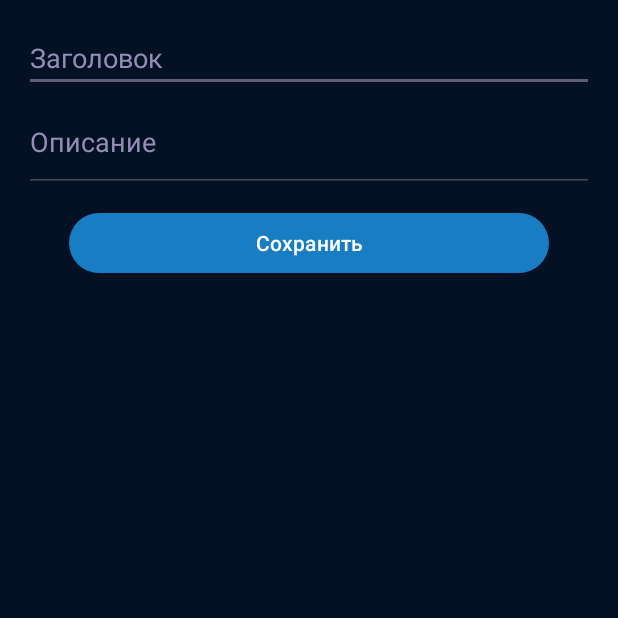
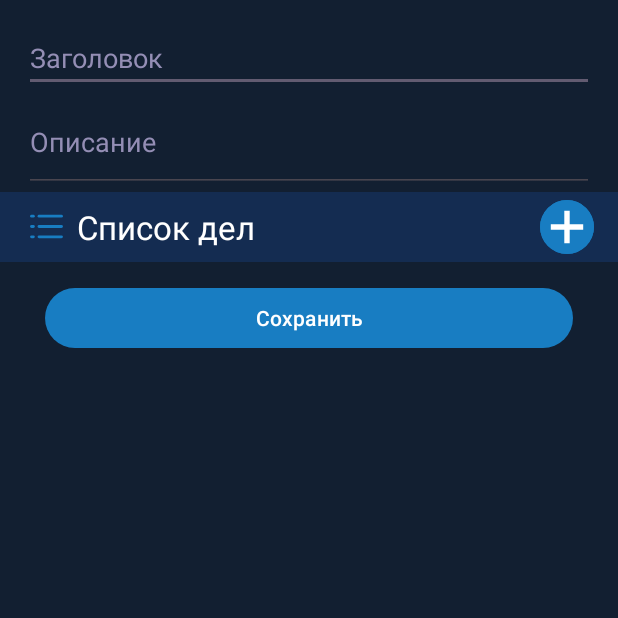
Before and after one commit to ThinDrew/PocketOrganizer, an Android app: the NoteEditorActivity screen opened directly, with no data from a screen before it, on a phone screen of 412 x 824 dp, the top half of it. Run offline under Robolectric (Android 15) with nearby library versions, the phone set to English and light mode, and no system bars; our stand-ins replace Room's generated code.

Commit message:
Создан список дел для заметок
Добавлены Vector Asset'ы для одного дела в списке дел.
Создана разметка для одного дела в списке дел.

Добавлен раздел в редакторе заметки для списка дел. Также
добавлен RecyclerView для отображения списка дел. Для него
был написан адаптер.

```diff
--- a/app/src/main/java/com/example/pocketorganizer/activity/NoteEditorActivity.java
+++ b/app/src/main/java/com/example/pocketorganizer/activity/NoteEditorActivity.java
@@ -8,10 +8,17 @@ import android.widget.EditText;
 
 import androidx.appcompat.app.AlertDialog;
 import androidx.appcompat.app.AppCompatActivity;
+import androidx.recyclerview.widget.LinearLayoutManager;
+import androidx.recyclerview.widget.RecyclerView;
 
 import com.example.pocketorganizer.R;
+import com.example.pocketorganizer.adapter.ToDoItemAdapter;
 import com.example.pocketorganizer.database.AppDatabase;
 import com.example.pocketorganizer.model.Note;
+import com.example.pocketorganizer.model.ToDoItem;
+
+import java.util.ArrayList;
+import java.util.List;
 
 public class NoteEditorActivity extends AppCompatActivity {
 
@@ -38,6 +45,13 @@ public class NoteEditorActivity extends AppCompatActivity {
         descriptionEditText = findViewById(R.id.descriptionEditText);
         Button saveButton = findViewById(R.id.saveButton);
         Button deleteButton = findViewById(R.id.deleteNoteButton);
+
+        List<ToDoItem> toDoList = new ArrayList<>();
+
+        RecyclerView recyclerView = findViewById(R.id.toDoRecyclerView);
+        recyclerView.setLayoutManager(new LinearLayoutManager(this));
+        ToDoItemAdapter toDoItemAdapter = new ToDoItemAdapter(this, toDoList);
+        recyclerView.setAdapter(toDoItemAdapter);
 
         Intent intent = getIntent();
         String noteDate = intent.getStringExtra("noteDate");
--- /dev/null
+++ b/app/src/main/java/com/example/pocketorganizer/adapter/ToDoItemAdapter.java
@@ -0,0 +1,73 @@
+package com.example.pocketorganizer.adapter;
+
+import android.content.Context;
+import android.view.LayoutInflater;
+import android.view.View;
+import android.view.ViewGroup;
+import android.widget.EditText;
+import android.widget.ImageButton;
+
+import androidx.annotation.NonNull;
+import androidx.recyclerview.widget.RecyclerView;
+
+import com.example.pocketorganizer.R;
+import com.example.pocketorganizer.model.ToDoItem;
+
+import java.util.List;
+
+public class ToDoItemAdapter extends RecyclerView.Adapter<ToDoItemAdapter.ToDoItemViewHolder> {
+
+    private List<ToDoItem> toDoList;
+    private Context context;
+
+    public static class ToDoItemViewHolder extends RecyclerView.ViewHolder {
+
+        EditText toDoEditText;
+        ImageButton checkSquareButton;
+        ImageButton deleteToDoButton;
+
+        public ToDoItemViewHolder(View itemView) {
+            super(itemView);
+            toDoEditText = itemView.findViewById(R.id.toDoEditText);
+            checkSquareButton = itemView.findViewById(R.id.checkSquareButton);
+            deleteToDoButton = itemView.findViewById(R.id.deleteToDoButton);
+        }
+    }
+
+    public ToDoItemAdapter(Context context, List<ToDoItem> toDoList) {
+        this.context = context;
+        this.toDoList = toDoList;
+    }
+
+    @NonNull
+    @Override
+    public ToDoItemViewHolder onCreateViewHolder(@NonNull ViewGroup parent, int viewType) {
+        View view = LayoutInflater.from(context).inflate(R.layout.todo_item, parent, false);
+        return new ToDoItemViewHolder(view);
+    }
+
+    @Override
+    public void onBindViewHolder(ToDoItemViewHolder holder, int position) {
+        ToDoItem toDoItem = toDoList.get(position);
+        holder.toDoEditText.setText(toDoItem.getDescription());
+
+        holder.deleteToDoButton.setOnClickListener(v -> {
+            toDoList.remove(position);
+            notifyItemRemoved(position);
+            notifyItemRangeChanged(position, toDoList.size());
+        });
+
+        holder.checkSquareButton.setOnClickListener(v -> {
+            toDoItem.complete();
+            if (toDoItem.isCompleted())
+                holder.checkSquareButton.setBackgroundResource(R.drawable.check_square_checked);
+            else
+                holder.checkSquareButton.setBackgroundResource(R.drawable.check_square);
+        });
+    }
+
+    @Override
+    public int getItemCount() {
+        return toDoList.size();
+    }
+}
--- /dev/null
+++ b/app/src/main/res/drawable/check_square.xml
@@ -0,0 +1,13 @@
+<vector xmlns:android="http://schemas.android.com/apk/res/android"
+    android:width="24dp"
+    android:height="24dp"
+    android:viewportWidth="24"
+    android:viewportHeight="24">
+  <path
+      android:pathData="M3,9.4C3,7.16 3,6.04 3.436,5.184C3.819,4.431 4.431,3.819 5.184,3.436C6.04,3 7.16,3 9.4,3H14.6C16.84,3 17.96,3 18.816,3.436C19.569,3.819 20.181,4.431 20.564,5.184C21,6.04 21,7.16 21,9.4V14.6C21,16.84 21,17.96 20.564,18.816C20.181,19.569 19.569,20.181 18.816,20.564C17.96,21 16.84,21 14.6,21H9.4C7.16,21 6.04,21 5.184,20.564C4.431,20.181 3.819,19.569 3.436,18.816C3,17.96 3,16.84 3,14.6V9.4Z"
+      android:strokeLineJoin="round"
+      android:strokeWidth="1.5"
+      android:fillColor="#00000000"
+      android:strokeColor="#948EB5"
+      android:strokeLineCap="round"/>
+</vector>
--- /dev/null
+++ b/app/src/main/res/drawable/check_square_checked.xml
@@ -0,0 +1,20 @@
+<vector xmlns:android="http://schemas.android.com/apk/res/android"
+    android:width="24dp"
+    android:height="24dp"
+    android:viewportWidth="24"
+    android:viewportHeight="24">
+  <path
+      android:pathData="M8.667,12.633L10.172,14.354C10.596,14.838 11.359,14.802 11.736,14.281L15.333,9.3"
+      android:strokeLineJoin="round"
+      android:strokeWidth="1.5"
+      android:fillColor="#00000000"
+      android:strokeColor="#948EB5"
+      android:strokeLineCap="round"/>
+  <path
+      android:pathData="M3,9.4C3,7.16 3,6.04 3.436,5.184C3.819,4.431 4.431,3.819 5.184,3.436C6.04,3 7.16,3 9.4,3H14.6C16.84,3 17.96,3 18.816,3.436C19.569,3.819 20.181,4.431 20.564,5.184C21,6.04 21,7.16 21,9.4V14.6C21,16.84 21,17.96 20.564,18.816C20.181,19.569 19.569,20.181 18.816,20.564C17.96,21 16.84,21 14.6,21H9.4C7.16,21 6.04,21 5.184,20.564C4.431,20.181 3.819,19.569 3.436,18.816C3,17.96 3,16.84 3,14.6V9.4Z"
+      android:strokeLineJoin="round"
+      android:strokeWidth="1.5"
+      android:fillColor="#00000000"
+      android:strokeColor="#948EB5"
+      android:strokeLineCap="round"/>
+</vector>
--- /dev/null
+++ b/app/src/main/res/drawable/list_icon.xml
@@ -0,0 +1,21 @@
+<vector android:height="48dp" android:viewportHeight="24"
+    android:viewportWidth="24" android:width="48dp" xmlns:android="http://schemas.android.com/apk/res/android">
+    <path android:fillColor="#00000000" android:pathData="M8,6.5H20"
+        android:strokeColor="#187DC2" android:strokeLineCap="round"
+        android:strokeLineJoin="round" android:strokeWidth="1.5"/>
+    <path android:fillColor="#00000000" android:pathData="M8,12H20"
+        android:strokeColor="#187DC2" android:strokeLineCap="round"
+        android:strokeLineJoin="round" android:strokeWidth="1.5"/>
+    <path android:fillColor="#00000000" android:pathData="M8,17.5H20"
+        android:strokeColor="#187DC2" android:strokeLineCap="round"
+        android:strokeLineJoin="round" android:strokeWidth="1.5"/>
+    <path android:fillColor="#00000000" android:pathData="M4,6.5H5"
+        android:strokeColor="#187DC2" android:strokeLineCap="round"
+        android:strokeLineJoin="round" android:strokeWidth="1.5"/>
+    <path android:fillColor="#00000000" android:pathData="M4,12H5"
+        android:strokeColor="#187DC2" android:strokeLineCap="round"
+        android:strokeLineJoin="round" android:strokeWidth="1.5"/>
+    <path android:fillColor="#00000000" android:pathData="M4,17.5H5"
+        android:strokeColor="#187DC2" android:strokeLineCap="round"
+        android:strokeLineJoin="round" android:strokeWidth="1.5"/>
+</vector>
--- a/app/src/main/res/layout/activity_note_editor.xml
+++ b/app/src/main/res/layout/activity_note_editor.xml
@@ -4,8 +4,7 @@
     android:orientation="vertical"
     android:layout_width="match_parent"
     android:layout_height="match_parent"
-    android:background="@color/extraDarkBlue"
-    android:padding="16dp">
+    android:background="@color/darkBlue">
 
     <EditText
         android:id="@+id/titleEditText"
@@ -14,7 +13,10 @@
         android:hint="Заголовок"
         android:textColorHint="@color/lightPurple"
         android:inputType="textCapSentences"
-        android:autofillHints="Enter a title"/>
+        android:autofillHints="Enter a title"
+        android:layout_marginStart="16dp"
+        android:layout_marginTop="16dp"
+        android:layout_marginEnd="16dp"/>
 
     <EditText
         android:id="@+id/descriptionEditText"
@@ -25,7 +27,65 @@
         android:inputType="textMultiLine|textCapSentences"
         android:lines="4"
         android:minLines="2"
-        android:autofillHints="Enter a description"/>
+        android:autofillHints="Enter a description"
+        android:layout_marginStart="16dp"
+        android:layout_marginEnd="16dp"/>
+
+    <LinearLayout
+        android:layout_width="match_parent"
+        android:layout_height="wrap_content"
+        android:orientation="vertical">
+
+        <LinearLayout
+            android:layout_width="match_parent"
+            android:layout_height="wrap_content"
+            android:orientation="horizontal"
+            android:background="@color/blue"
+            android:gravity="center_vertical"
+            android:layout_marginBottom="3dp">
+
+            <ImageView
+                android:layout_width="30dp"
+                android:layout_height="30dp"
+                android:background="@drawable/list_icon"
+                android:layout_marginStart="16dp"
+                android:layout_marginEnd="5dp"/>
+
+            <TextView
+                android:id="@+id/toDoTextView"
+                android:layout_width="wrap_content"
+                android:layout_height="wrap_content"
+                android:text="Список дел"
+                android:textColor="@color/white"
+                android:textSize="22sp"/>
+
+            <LinearLayout
+                android:layout_width="fill_parent"
+                android:layout_height="wrap_content"
+                android:orientation="horizontal"
+                android:gravity="end">
+
+                <ImageButton
+                    android:id="@+id/addToDoItemButton"
+                    android:layout_width="36dp"
+                    android:layout_height="36dp"
+                    android:layout_marginTop="5dp"
+                    android:layout_marginEnd="16dp"
+                    android:layout_marginBottom="5dp"
+                    android:background="@drawable/custom_add_button"
+                    android:contentDescription="Add new ToDo"/>
+
+            </LinearLayout>
+        </LinearLayout>
+
+        <androidx.recyclerview.widget.RecyclerView
+            android:id="@+id/toDoRecyclerView"
+            android:layout_width="match_parent"
+            android:layout_height="wrap_content"
+            android:layout_marginStart="16dp"
+            android:layout_marginEnd="16dp"/>
+
+    </LinearLayout>
 
 <!--    <Button-->
 <!--        android:id="@+id/copyNoteButton"-->
```
Also changed, not shown: app/src/main/java/com/example/pocketorganizer/model/ToDoItem.java (+41 -4 lines), app/src/main/res/drawable/delete_todo_button.xml (added, +13 -0 lines), app/src/main/res/layout/todo_item.xml (added, +45 -0 lines).
